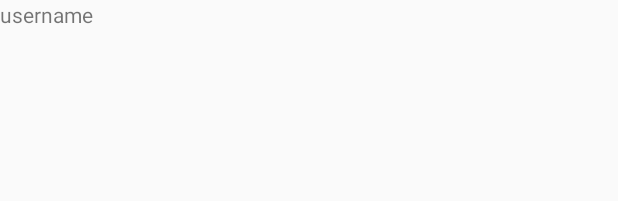
After one commit to Jehzz/GithubSearcher, an Android app: the layout search_item_layout.xml on its own in the app's theme, with its tools: preview values and no code run, on a phone screen of 412 x 824 dp. The commit adds this screen. Shown: the top 201 px of the screen. Run offline under Robolectric (Android 15) with nearby library versions, the phone set to English and light mode, and no system bars.

Commit message:
Initial commit -Begin implementing search results recyclerview+adapter to test network and api calls

```diff
--- a/app/build.gradle
+++ b/app/build.gradle
@@ -38,4 +38,5 @@ dependencies {
     implementation 'com.squareup.retrofit2:retrofit:2.7.1'
     implementation 'com.squareup.retrofit2:converter-gson:2.7.1'
     implementation 'com.squareup.picasso:picasso:2.71828'
+    implementation 'androidx.recyclerview:recyclerview:1.1.0'
 }
--- a/app/src/main/AndroidManifest.xml
+++ b/app/src/main/AndroidManifest.xml
@@ -1,6 +1,8 @@
 <?xml version="1.0" encoding="utf-8"?>
 <manifest xmlns:android="http://schemas.android.com/apk/res/android"
     package="com.example.githubsearcher">
+
+    <uses-permission android:name="android.permission.INTERNET"/>
 
     <application
         android:allowBackup="true"
--- a/app/src/main/res/layout/activity_main.xml
+++ b/app/src/main/res/layout/activity_main.xml
@@ -15,4 +15,9 @@
         app:layout_constraintRight_toRightOf="parent"
         app:layout_constraintTop_toTopOf="parent" />
 
+    <androidx.recyclerview.widget.RecyclerView
+        android:id="@+id/rv_search_results"
+        android:layout_width="match_parent"
+        android:layout_height="match_parent" />
+
 </androidx.constraintlayout.widget.ConstraintLayout>
--- /dev/null
+++ b/app/src/main/res/layout/search_item_layout.xml
@@ -0,0 +1,13 @@
+<?xml version="1.0" encoding="utf-8"?>
+<LinearLayout xmlns:android="http://schemas.android.com/apk/res/android"
+    xmlns:tools="http://schemas.android.com/tools"
+    android:layout_width="match_parent"
+    android:layout_height="wrap_content"
+    android:orientation="vertical">
+
+    <TextView
+        android:id="@+id/tv_user_name"
+        android:layout_width="match_parent"
+        android:layout_height="wrap_content"
+        tools:text="username" />
+</LinearLayout>
```
Also changed, not shown: app/src/main/java/com/example/githubsearcher/model/RetrofitEndpoint.kt (+7 -6 lines), app/src/main/java/com/example/githubsearcher/view/CustomAdapter.kt (added, +50 -0 lines), app/src/main/java/com/example/githubsearcher/view/MainActivity.kt (+30 -0 lines), app/src/main/java/com/example/githubsearcher/viewmodel/GithubViewModel.kt (added, +64 -0 lines).
